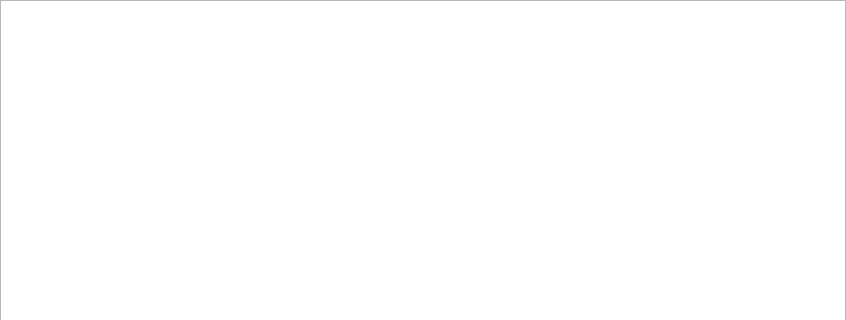
The window that widget.ui (Yehguy02/GalagaPlusPlus) describes before a commit, drawn with Qt 5; both pictures show x 0 to 846 and y 0 to 320 of the 846 by 708 pixel window.
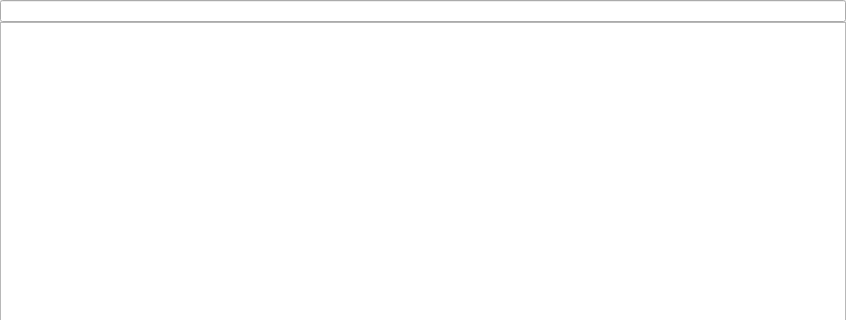
The same window after the commit. The open tabs and pages were chosen to show the change.

The edit to the form file:
```diff
--- a/widget.ui
+++ b/widget.ui
@@ -83,6 +83,9 @@
        <property name="bottomMargin">
         <number>0</number>
        </property>
+       <item>
+        <widget class="QLineEdit" name="lineEdit_2"/>
+       </item>
        <item>
         <widget class="QGraphicsView" name="graphicsView"/>
        </item>
```
Left out of the diff: 2 changed lines with no effect on the pictures.
